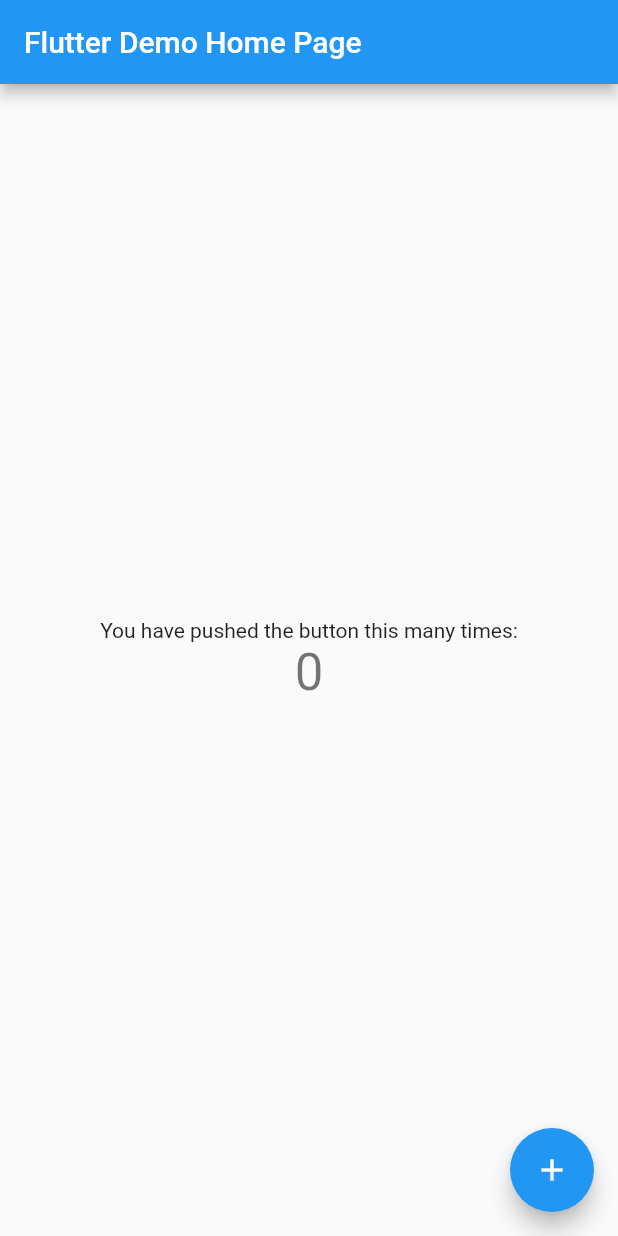
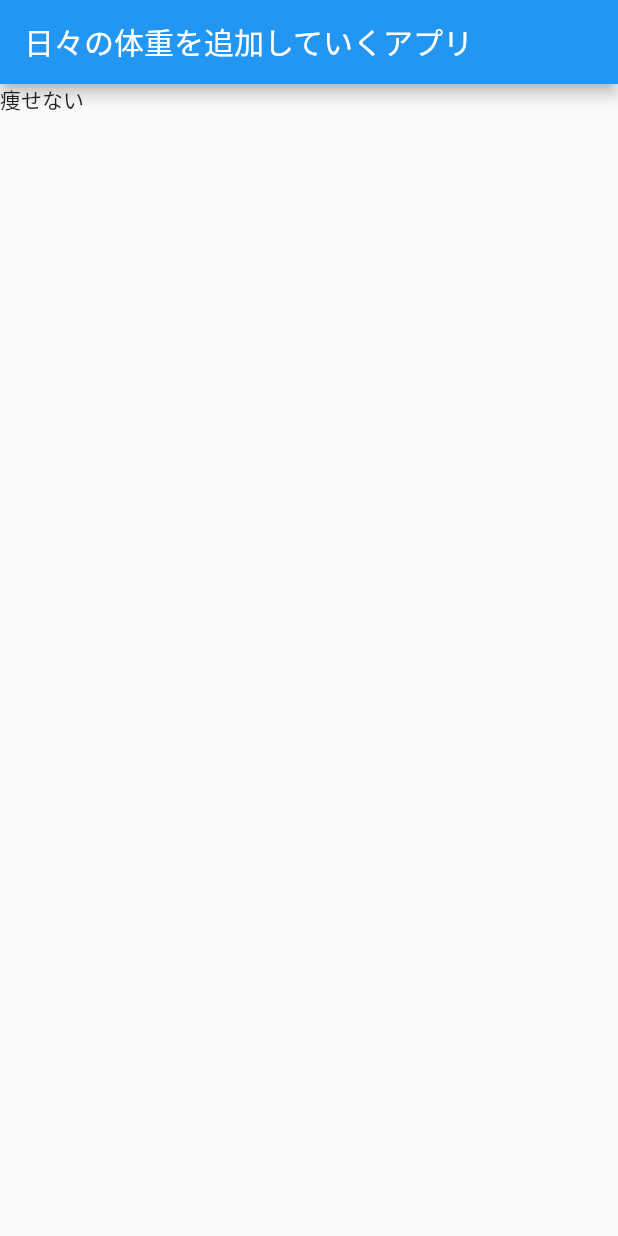
Before and after one commit to lo-quat/weight-management-app, a Flutter app: the screen it shows after launch, on a phone screen of 412 x 824 dp. Run offline on Flutter 3.47's test engine with Material 2 defaults, Android fonts, the phone set to English and light mode, and no system bars.

Commit message:
Add my_page.dart

```diff
--- a/lib/main.dart
+++ b/lib/main.dart
@@ -1,117 +1,16 @@
 import 'package:flutter/material.dart';
+
+import 'my_page/my_page.dart';
 
 void main() {
   runApp(MyApp());
 }
 
 class MyApp extends StatelessWidget {
-  // This widget is the root of your application.
   @override
   Widget build(BuildContext context) {
     return MaterialApp(
-      title: 'Flutter Demo',
-      theme: ThemeData(
-        // This is the theme of your application.
-        //
-        // Try running your application with "flutter run". You'll see the
-        // application has a blue toolbar. Then, without quitting the app, try
-        // changing the primarySwatch below to Colors.green and then invoke
-        // "hot reload" (press "r" in the console where you ran "flutter run",
-        // or simply save your changes to "hot reload" in a Flutter IDE).
-        // Notice that the counter didn't reset back to zero; the application
-        // is not restarted.
-        primarySwatch: Colors.blue,
-        // This makes the visual density adapt to the platform that you run
-        // the app on. For desktop platforms, the controls will be smaller and
-        // closer together (more dense) than on mobile platforms.
-        visualDensity: VisualDensity.adaptivePlatformDensity,
-      ),
-      home: MyHomePage(title: 'Flutter Demo Home Page'),
+      home: MyPage(),
     );
   }
 }
-
-class MyHomePage extends StatefulWidget {
-  MyHomePage({Key key, this.title}) : super(key: key);
-
-  // This widget is the home page of your application. It is stateful, meaning
-  // that it has a State object (defined below) that contains fields that affect
-  // how it looks.
-
-  // This class is the configuration for the state. It holds the values (in this
-  // case the title) provided by the parent (in this case the App widget) and
-  // used by the build method of the State. Fields in a Widget subclass are
-  // always marked "final".
-
-  final String title;
-
-  @override
-  _MyHomePageState createState() => _MyHomePageState();
-}
-
-class _MyHomePageState extends State<MyHomePage> {
-  int _counter = 0;
-
-  void _incrementCounter() {
-    setState(() {
-      // This call to setState tells the Flutter framework that something has
-      // changed in this State, which causes it to rerun the build method below
-      // so that the display can reflect the updated values. If we changed
-      // _counter without calling setState(), then the build method would not be
-      // called again, and so nothing would appear to happen.
-      _counter++;
-    });
-  }
-
-  @override
-  Widget build(BuildContext context) {
-    // This method is rerun every time setState is called, for instance as done
-    // by the _incrementCounter method above.
-    //
-    // The Flutter framework has been optimized to make rerunning build methods
-    // fast, so that you can just rebuild anything that needs updating rather
-    // than having to individually change instances of widgets.
-    return Scaffold(
-      appBar: AppBar(
-        // Here we take the value from the MyHomePage object that was created by
-        // the App.build method, and use it to set our appbar title.
-        title: Text(widget.title),
-      ),
-      body: Center(
-        // Center is a layout widget. It takes a single child and positions it
-        // in the middle of the parent.
-        child: Column(
-          // Column is also a layout widget. It takes a list of children and
-          // arranges them vertically. By default, it sizes itself to fit its
-          // children horizontally, and tries to be as tall as its parent.
-          //
-          // Invoke "debug painting" (press "p" in the console, choose the
-          // "Toggle Debug Paint" action from the Flutter Inspector in Android
-          // Studio, or the "Toggle Debug Paint" command in Visual Studio Code)
-          // to see the wireframe for each widget.
-          //
-          // Column has various properties to control how it sizes itself and
-          // how it positions its children. Here we use mainAxisAlignment to
-          // center the children vertically; the main axis here is the vertical
-          // axis because Columns are vertical (the cross axis would be
-          // horizontal).
-          mainAxisAlignment: MainAxisAlignment.center,
-          children: <Widget>[
-            Text(
-              'You have pushed the button this many times:',
-            ),
-            Text(
-              '$_counter',
-              style: Theme.of(context).textTheme.headline4,
-            ),
-          ],
-        ),
-      ),
-      floatingActionButton: FloatingActionButton(
-        onPressed: _incrementCounter,
-        tooltip: 'Increment',
-        child: Icon(Icons.add),
-      ), // This trailing comma makes auto-formatting nicer for build methods.
-    );
-  }
-}
--- /dev/null
+++ b/lib/my_page/my_page.dart
@@ -0,0 +1,16 @@
+import 'package:flutter/cupertino.dart';
+import 'package:flutter/material.dart';
+
+class MyPage extends StatelessWidget {
+  const MyPage({Key key}) : super(key: key);
+
+  @override
+  Widget build(BuildContext context) {
+    return Scaffold(
+      appBar: AppBar(
+        title: Text('日々の体重を追加していくアプリ'),
+      ),
+      body: Text('痩せない'),
+    );
+  }
+}
```
